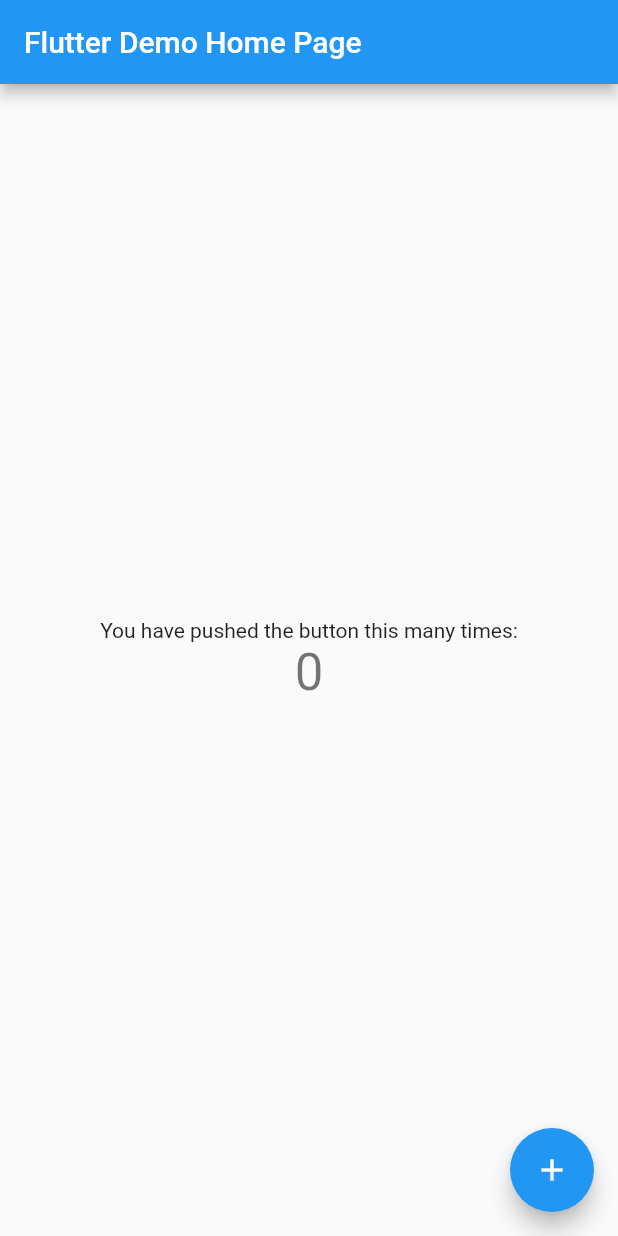
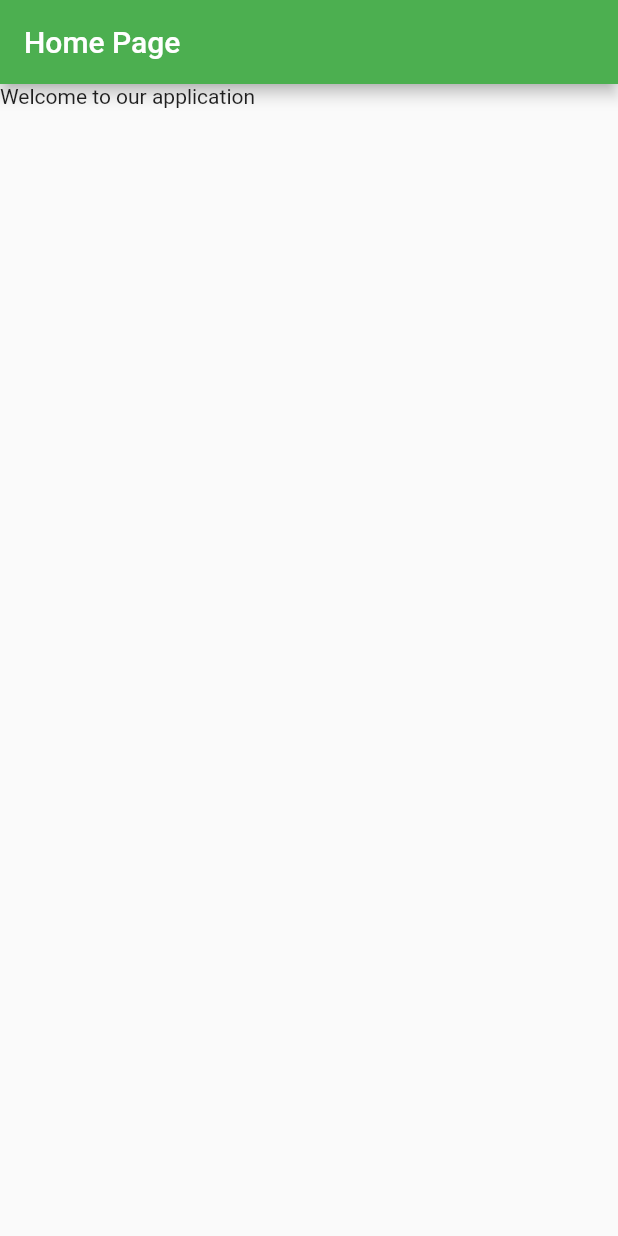
Before and after one commit to TallyCodes/swiddledick_news, a Flutter app: the screen it shows after launch, on a phone screen of 412 x 824 dp. Run offline on Flutter 3.47's test engine with Material 2 defaults, Android fonts, the phone set to English and light mode, and no system bars.

Commit message:
removed boilerplate code and started building out home page widgets

```diff
--- a/lib/main.dart
+++ b/lib/main.dart
@@ -1,111 +1,30 @@
 import 'package:flutter/material.dart';
 
-void main() => runApp(MyApp());
+void main() => runApp(HomePage());
 
-class MyApp extends StatelessWidget {
-  // This widget is the root of your application.
+class HomePage extends StatelessWidget {
   @override
   Widget build(BuildContext context) {
     return MaterialApp(
-      title: 'Flutter Demo',
+      title: 'Swiddledick News',
       theme: ThemeData(
-        // This is the theme of your application.
-        //
-        // Try running your application with "flutter run". You'll see the
-        // application has a blue toolbar. Then, without quitting the app, try
-        // changing the primarySwatch below to Colors.green and then invoke
-        // "hot reload" (press "r" in the console where you ran "flutter run",
-        // or simply save your changes to "hot reload" in a Flutter IDE).
-        // Notice that the counter didn't reset back to zero; the application
-        // is not restarted.
-        primarySwatch: Colors.blue,
-      ),
-      home: MyHomePage(title: 'Flutter Demo Home Page'),
+        primarySwatch: Colors.green,
+        ),
+      home: MainScaffold(),
     );
   }
 }
 
-class MyHomePage extends StatefulWidget {
-  MyHomePage({Key key, this.title}) : super(key: key);
-
-  // This widget is the home page of your application. It is stateful, meaning
-  // that it has a State object (defined below) that contains fields that affect
-  // how it looks.
-
-  // This class is the configuration for the state. It holds the values (in this
-  // case the title) provided by the parent (in this case the App widget) and
-  // used by the build method of the State. Fields in a Widget subclass are
-  // always marked "final".
-
-  final String title;
-
-  @override
-  _MyHomePageState createState() => _MyHomePageState();
-}
-
-class _MyHomePageState extends State<MyHomePage> {
-  int _counter = 0;
-
-  void _incrementCounter() {
-    setState(() {
-      // This call to setState tells the Flutter framework that something has
-      // changed in this State, which causes it to rerun the build method below
-      // so that the display can reflect the updated values. If we changed
-      // _counter without calling setState(), then the build method would not be
-      // called again, and so nothing would appear to happen.
-      _counter++;
-    });
-  }
-
+class MainScaffold extends StatelessWidget {
   @override
   Widget build(BuildContext context) {
-    // This method is rerun every time setState is called, for instance as done
-    // by the _incrementCounter method above.
-    //
-    // The Flutter framework has been optimized to make rerunning build methods
-    // fast, so that you can just rebuild anything that needs updating rather
-    // than having to individually change instances of widgets.
     return Scaffold(
       appBar: AppBar(
-        // Here we take the value from the MyHomePage object that was created by
-        // the App.build method, and use it to set our appbar title.
-        title: Text(widget.title),
+        title: Text("Home Page"),
       ),
-      body: Center(
-        // Center is a layout widget. It takes a single child and positions it
-        // in the middle of the parent.
-        child: Column(
-          // Column is also a layout widget. It takes a list of children and
-          // arranges them vertically. By default, it sizes itself to fit its
-          // children horizontally, and tries to be as tall as its parent.
-          //
-          // Invoke "debug painting" (press "p" in the console, choose the
-          // "Toggle Debug Paint" action from the Flutter Inspector in Android
-          // Studio, or the "Toggle Debug Paint" command in Visual Studio Code)
-          // to see the wireframe for each widget.
-          //
-          // Column has various properties to control how it sizes itself and
-          // how it positions its children. Here we use mainAxisAlignment to
-          // center the children vertically; the main axis here is the vertical
-          // axis because Columns are vertical (the cross axis would be
-          // horizontal).
-          mainAxisAlignment: MainAxisAlignment.center,
-          children: <Widget>[
-            Text(
-              'You have pushed the button this many times:',
-            ),
-            Text(
-              '$_counter',
-              style: Theme.of(context).textTheme.display1,
-            ),
-          ],
-        ),
+      body: Container(
+        child: Text("Welcome to our application"),
       ),
-      floatingActionButton: FloatingActionButton(
-        onPressed: _incrementCounter,
-        tooltip: 'Increment',
-        child: Icon(Icons.add),
-      ), // This trailing comma makes auto-formatting nicer for build methods.
     );
   }
 }
```
